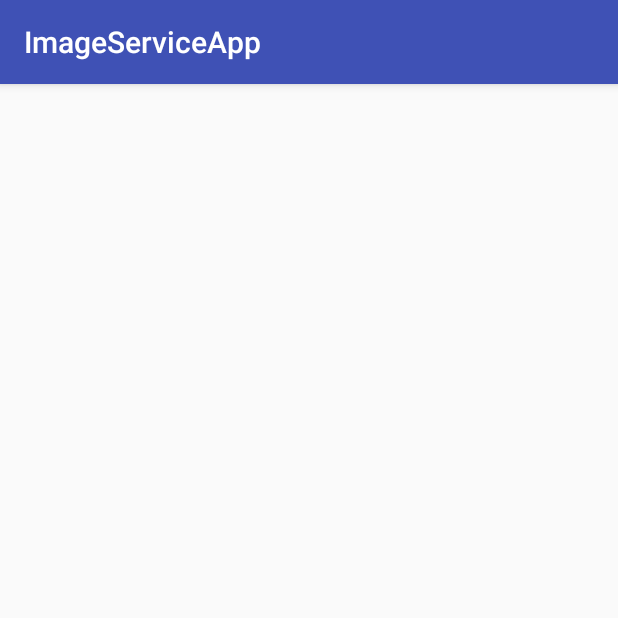
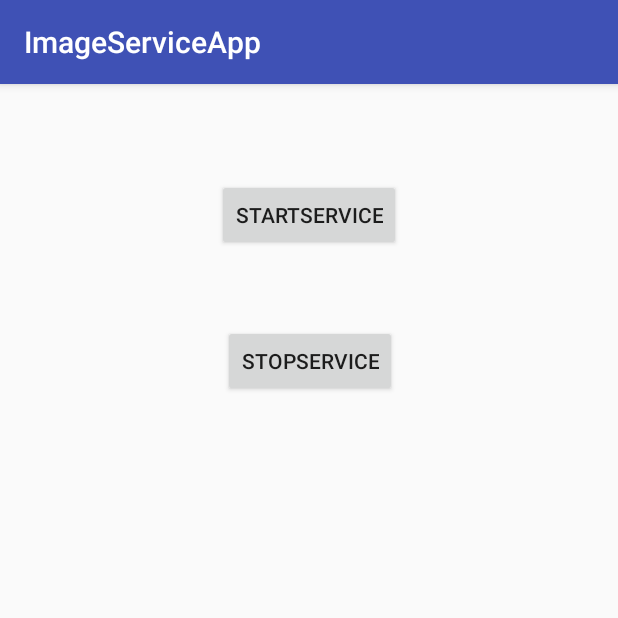
Before and after one commit to braunsteind/ImageServiceApp, an Android app: the screen it shows after launch (MainActivity), on a phone screen of 412 x 824 dp, the top half of it. Run offline under Robolectric (Android 15) with nearby library versions, the phone set to English and light mode, and no system bars.

Commit message:
Who's your dady?

```diff
--- a/app/src/main/AndroidManifest.xml
+++ b/app/src/main/AndroidManifest.xml
@@ -1,6 +1,8 @@
 <?xml version="1.0" encoding="utf-8"?>
 <manifest xmlns:android="http://schemas.android.com/apk/res/android"
     package="com.example.daniel.imageserviceapp">
+
+    <uses-permission android:name="android.permission.READ_EXTERNAL_STORAGE" />
 
     <application
         android:allowBackup="true"
@@ -17,5 +19,6 @@
             </intent-filter>
         </activity>
     </application>
+    <uses-permission android:name="android.permission.INTERNET" />
 
 </manifest>
--- a/app/src/main/res/layout/activity_main.xml
+++ b/app/src/main/res/layout/activity_main.xml
@@ -4,6 +4,32 @@
     xmlns:tools="http://schemas.android.com/tools"
     android:layout_width="match_parent"
     android:layout_height="match_parent"
-    tools:context=".MainActivity">
+    tools:context=".MainActivity"
+    tools:layout_editor_absoluteY="25dp">
 
+
+    <Button
+        android:id="@+id/StartService"
+        android:layout_width="wrap_content"
+        android:layout_height="wrap_content"
+        android:layout_marginTop="63dp"
+        android:onClick="startService"
+        android:text="StartService"
+        android:visibility="visible"
+        app:layout_constraintEnd_toEndOf="parent"
+        app:layout_constraintStart_toStartOf="parent"
+        app:layout_constraintTop_toTopOf="parent" />
+
+    <Button
+        android:id="@+id/StopService"
+        android:layout_width="wrap_content"
+        android:layout_height="wrap_content"
+        android:layout_marginLeft="4dp"
+        android:layout_marginStart="4dp"
+        android:layout_marginTop="49dp"
+        android:onClick="stopService"
+        android:text="StopService"
+        android:visibility="visible"
+        app:layout_constraintStart_toStartOf="@+id/StartService"
+        app:layout_constraintTop_toBottomOf="@+id/StartService" />
 </android.support.constraint.ConstraintLayout>
--- a/app/src/main/res/values/styles.xml
+++ b/app/src/main/res/values/styles.xml
@@ -1,7 +1,7 @@
 <resources>
 
     <!-- Base application theme. -->
-    <style name="AppTheme" parent="Theme.AppCompat.Light.DarkActionBar">
+    <style name="AppTheme" parent="Base.Theme.AppCompat.Light.DarkActionBar">
         <!-- Customize your theme here. -->
         <item name="colorPrimary">@color/colorPrimary</item>
         <item name="colorPrimaryDark">@color/colorPrimaryDark</item>
```
Also changed, not shown: app/src/main/java/com/example/daniel/imageserviceapp/Communication.java (added, +64 -0 lines), app/src/main/java/com/example/daniel/imageserviceapp/ImageService.java (+163 -1 lines), app/src/main/java/com/example/daniel/imageserviceapp/MainActivity.java (+5 -6 lines).
